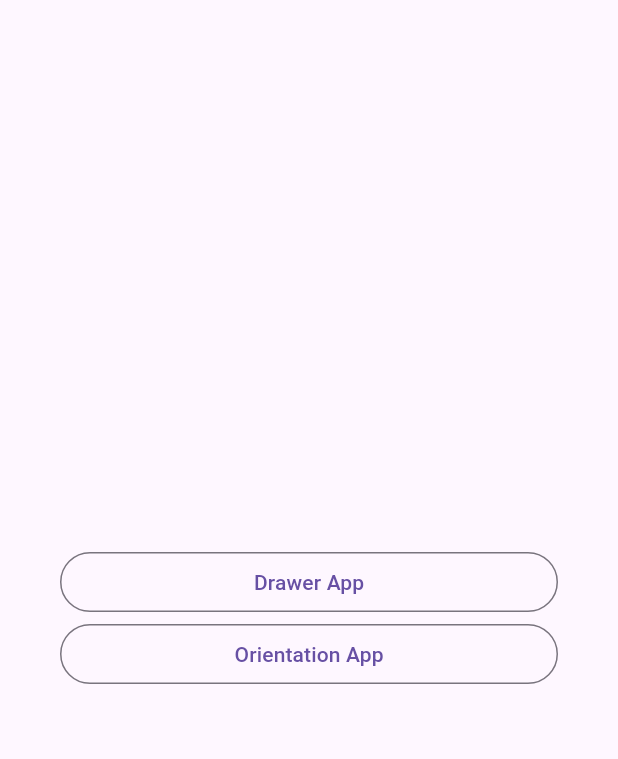
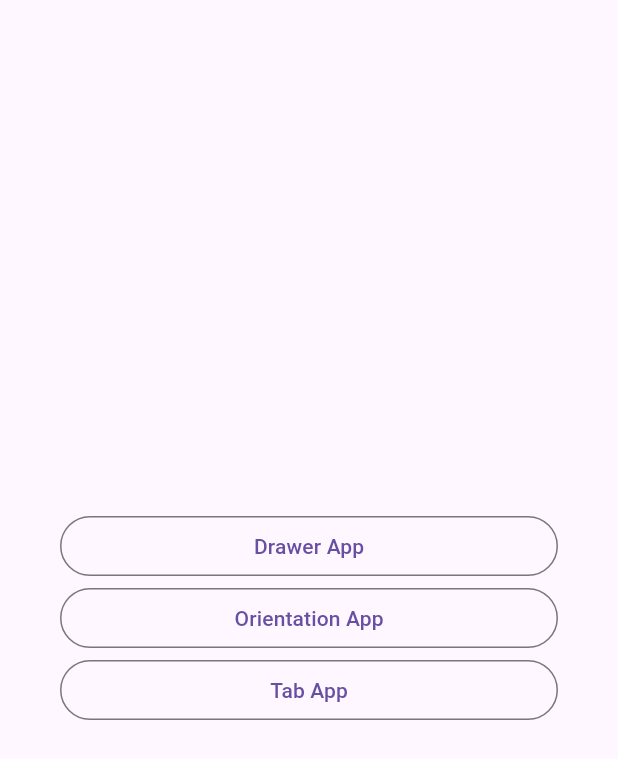
Before and after one commit to anhkien7780/design, a Flutter app: the screen it shows after launch, on a phone screen of 412 x 824 dp. Shown: the top 759 px of the screen. Run offline on Flutter 3.47's test engine with Material 3 defaults, Android fonts, the phone set to English and light mode, and no system bars.

Commit message:
feat: tab app

```diff
--- a/lib/main.dart
+++ b/lib/main.dart
@@ -1,6 +1,7 @@
 import 'package:design/router/AppRouter.dart';
 import 'package:design/ui/pages/drawer/drawer_app.dart';
 import 'package:design/ui/pages/orientation/orientation_app.dart';
+import 'package:design/ui/pages/tab_controller/tab_app.dart';
 import 'package:flutter/material.dart';
 
 void main() {
@@ -17,6 +18,7 @@ class MyApp extends StatelessWidget {
         AppRouter.main: (context) => MainScreen(),
         AppRouter.drawer: (context) => DrawerApp(),
         AppRouter.orientation: (context) => OrientationApp(),
+        AppRouter.tabApp: (context) => TabApp(),
       },
       initialRoute: AppRouter.main,
     );
@@ -45,6 +47,11 @@ class MainScreen extends StatelessWidget {
                 route: AppRouter.orientation,
                 text: "Orientation App",
               ),
+              _buildOutlineButton(
+                context: context,
+                route: AppRouter.tabApp,
+                text: "Tab App",
+              ),
             ],
           ),
         ),
--- a/lib/router/AppRouter.dart
+++ b/lib/router/AppRouter.dart
@@ -2,4 +2,5 @@ class AppRouter{
   static final String main = "/";
   static final String drawer = "/drawer";
   static final String orientation = "/orientation";
+  static final String tabApp = "/tab_app";
 }
--- /dev/null
+++ b/lib/ui/pages/tab_controller/tab_app.dart
@@ -0,0 +1,30 @@
+import 'package:flutter/material.dart';
+
+class TabApp extends StatelessWidget {
+  const TabApp({super.key});
+
+  @override
+  Widget build(BuildContext context) {
+    return MaterialApp(
+      home: DefaultTabController(
+        length: 3,
+        child: Scaffold(
+          appBar: AppBar(
+            bottom: const TabBar(
+              tabs: [
+                Tab(icon: Icon(Icons.directions_car)),
+                Tab(icon: Icon(Icons.directions_transit)),
+                Tab(icon: Icon(Icons.directions_bike)),
+              ],
+            ),
+          ),
+          body: const TabBarView(children: [
+            Icon(Icons.directions_car),
+            Icon(Icons.directions_transit),
+            Icon(Icons.directions_bike),
+          ]),
+        ),
+      ),
+    );
+  }
+}
```
